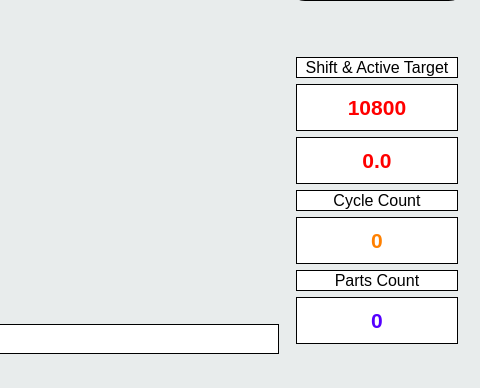
First picture: the form in mainwindow.ui, repository timlassiter11/WagoContinental, before the edit; both pictures show x 775 to 1255 and y 410 to 798 of the 1255 by 798 pixel window.
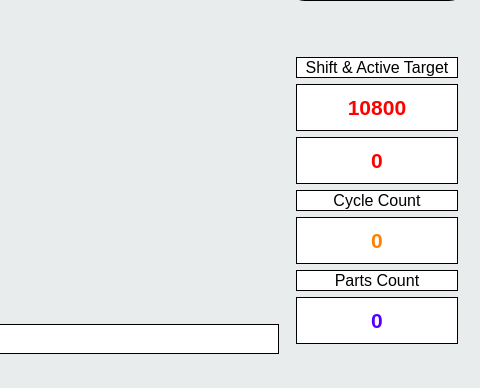
Second picture: the form after the edit. Icons and pictures are not drawn. Custom widgets are drawn as their Qt base class.

Commit message: Implemented active target

The edit to the form file:
```diff
--- a/mainwindow.ui
+++ b/mainwindow.ui
@@ -175,7 +175,7 @@
 padding: 10px;</string>
          </property>
          <property name="text">
-          <string>0.0</string>
+          <string>0</string>
          </property>
          <property name="alignment">
           <set>Qt::AlignCenter</set>
```
The commit also changes 2 other files.
